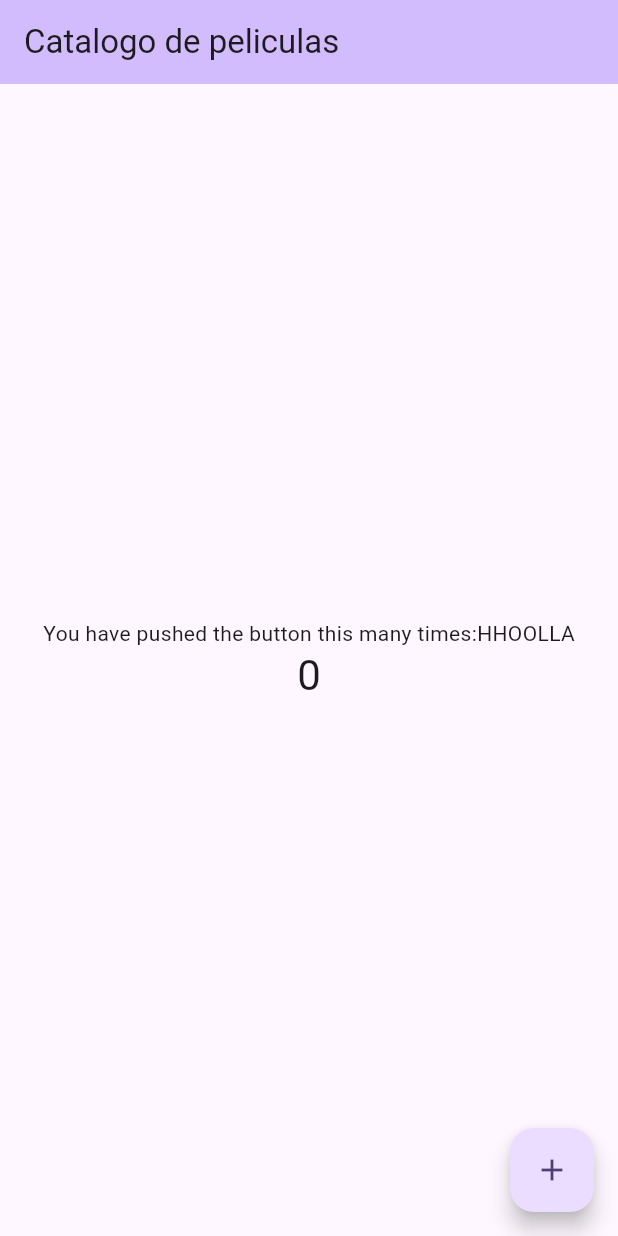
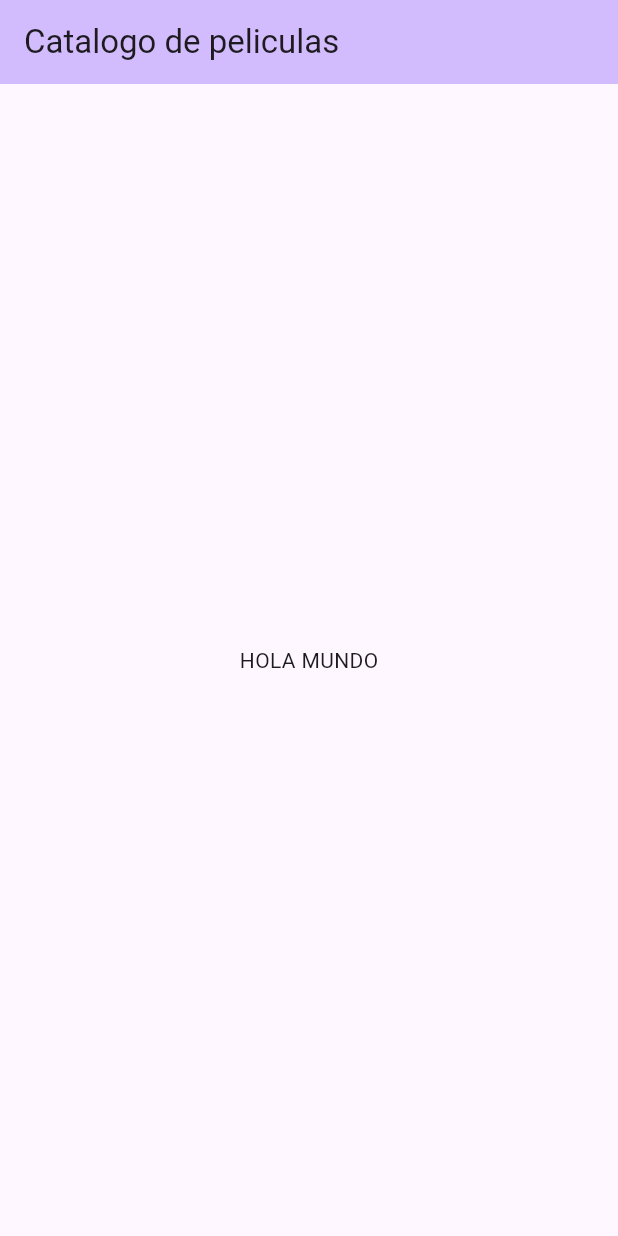
Before and after one commit to erika-nath/catalogoPeliculasDart, a Flutter app: the screen it shows after launch, on a phone screen of 412 x 824 dp. Run offline on Flutter 3.47's test engine with Material 3 defaults, Android fonts, the phone set to English and light mode, and no system bars.

Commit message:
Se limpia funcion contador y se quitan comentarios

```diff
--- a/lib/main.dart
+++ b/lib/main.dart
@@ -24,14 +24,6 @@ class MyApp extends StatelessWidget {
 class MyHomePage extends StatefulWidget {
   const MyHomePage({super.key, required this.title});
 
-  // This widget is the home page of your application. It is stateful, meaning
-  // that it has a State object (defined below) that contains fields that affect
-  // how it looks.
-
-  // This class is the configuration for the state. It holds the values (in this
-  // case the title) provided by the parent (in this case the App widget) and
-  // used by the build method of the State. Fields in a Widget subclass are
-  // always marked "final".
 
   final String title;
 
@@ -40,69 +32,25 @@ class MyHomePage extends StatefulWidget {
 }
 
 class _MyHomePageState extends State<MyHomePage> {
-  int _counter = 0;
-
-  void _incrementCounter() {
-    setState(() {
-      // This call to setState tells the Flutter framework that something has
-      // changed in this State, which causes it to rerun the build method below
-      // so that the display can reflect the updated values. If we changed
-      // _counter without calling setState(), then the build method would not be
-      // called again, and so nothing would appear to happen.
-      _counter++;
-    });
-  }
 
   @override
   Widget build(BuildContext context) {
-    // This method is rerun every time setState is called, for instance as done
-    // by the _incrementCounter method above.
-    //
-    // The Flutter framework has been optimized to make rerunning build methods
-    // fast, so that you can just rebuild anything that needs updating rather
-    // than having to individually change instances of widgets.
     return Scaffold(
       appBar: AppBar(
-        // TRY THIS: Try changing the color here to a specific color (to
-        // Colors.amber, perhaps?) and trigger a hot reload to see the AppBar
-        // change color while the other colors stay the same.
+
         backgroundColor: Theme.of(context).colorScheme.inversePrimary,
-        // Here we take the value from the MyHomePage object that was created by
-        // the App.build method, and use it to set our appbar title.
+
         title: Text(widget.title),
       ),
       body: Center(
-        // Center is a layout widget. It takes a single child and positions it
-        // in the middle of the parent.
+
         child: Column(
-          // Column is also a layout widget. It takes a list of children and
-          // arranges them vertically. By default, it sizes itself to fit its
-          // children horizontally, and tries to be as tall as its parent.
-          //
-          // Column has various properties to control how it sizes itself and
-          // how it positions its children. Here we use mainAxisAlignment to
-          // center the children vertically; the main axis here is the vertical
-          // axis because Columns are vertical (the cross axis would be
-          // horizontal).
-          //
-          // TRY THIS: Invoke "debug painting" (choose the "Toggle Debug Paint"
-          // action in the IDE, or press "p" in the console), to see the
-          // wireframe for each widget.
           mainAxisAlignment: MainAxisAlignment.center,
           children: <Widget>[
-            const Text('You have pushed the button this many times:HHOOLLA'),
-            Text(
-              '$_counter',
-              style: Theme.of(context).textTheme.headlineMedium,
-            ),
+            const Text('HOLA MUNDO'),
           ],
         ),
       ),
-      floatingActionButton: FloatingActionButton(
-        onPressed: _incrementCounter,
-        tooltip: 'Increment',
-        child: const Icon(Icons.add),
-      ), // This trailing comma makes auto-formatting nicer for build methods.
     );
   }
 }
```
